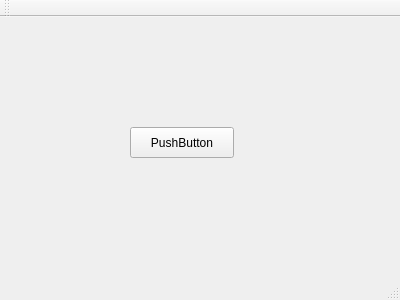
FinalMission/raspberry-pi-qt, file final/mainwindow.ui: the form before one commit.
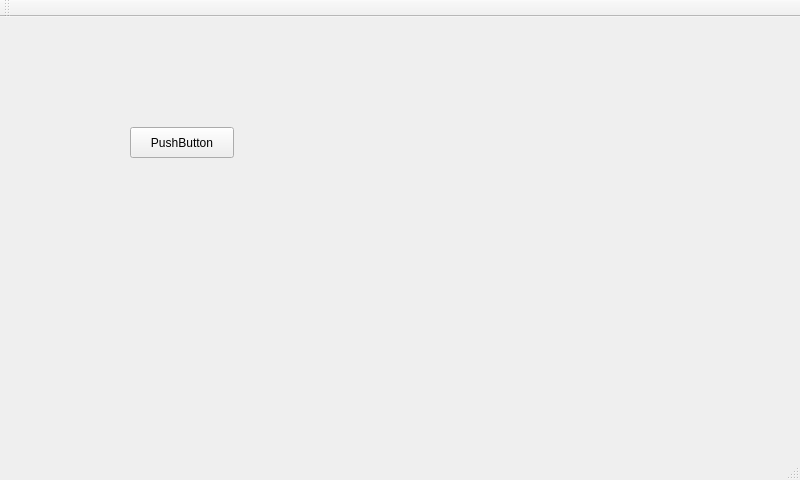
The form after the commit.

Patch:
```diff
--- a/final/mainwindow.ui
+++ b/final/mainwindow.ui
@@ -6,8 +6,8 @@
    <rect>
     <x>0</x>
     <y>0</y>
-    <width>400</width>
-    <height>300</height>
+    <width>800</width>
+    <height>480</height>
    </rect>
   </property>
   <property name="windowTitle">
```
Left out of the diff: 2 changed lines with no effect on the pictures.
